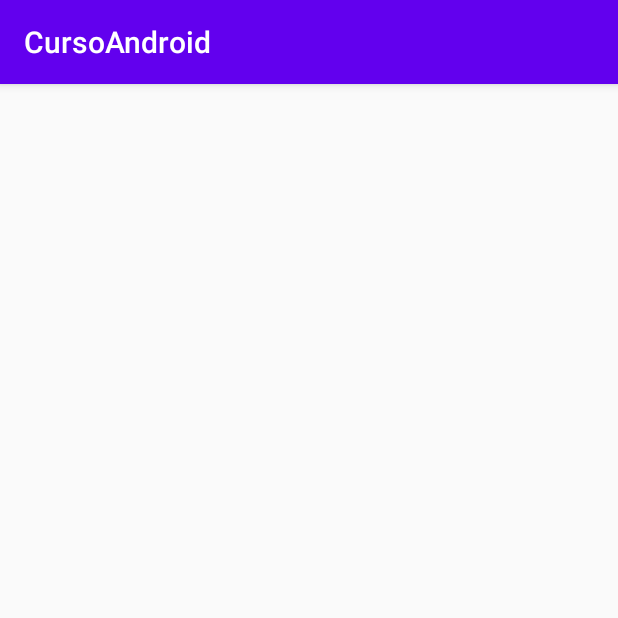
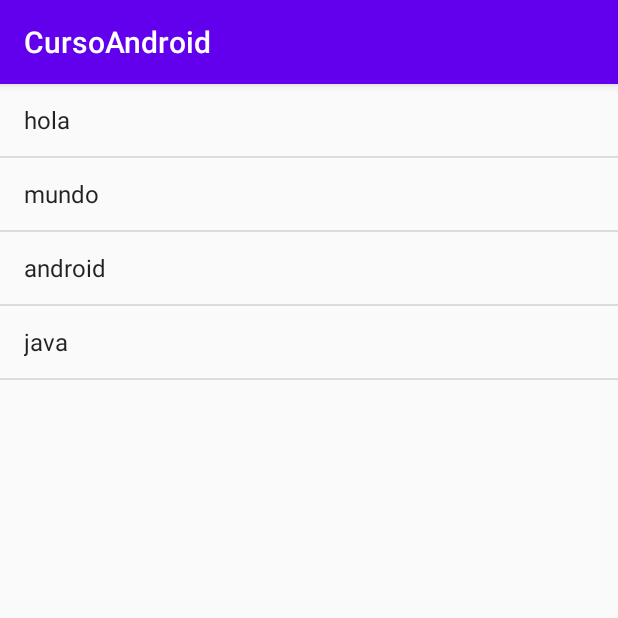
Before and after one commit to fdol1/CursoAndroidOld, an Android app: the HomeActivity screen opened directly, with no data from a screen before it, on a phone screen of 412 x 824 dp, the top half of it. Run offline under Robolectric (Android 15) with nearby library versions, the phone set to English and light mode, and no system bars; 1 statement that could not run was skipped.

Commit message:
lista simple funcionando

```diff
--- a/app/build.gradle
+++ b/app/build.gradle
@@ -31,4 +31,5 @@ dependencies {
     testImplementation 'junit:junit:4.12'
     androidTestImplementation 'androidx.test.ext:junit:1.1.1'
     androidTestImplementation 'androidx.test.espresso:espresso-core:3.2.0'
+    implementation 'androidx.recyclerview:recyclerview:1.1.0'
 }
--- a/app/src/main/java/com/example/lfpu/cursoandroid/HomeActivity.java
+++ b/app/src/main/java/com/example/lfpu/cursoandroid/HomeActivity.java
@@ -3,11 +3,17 @@ package com.example.lfpu.cursoandroid;
 import androidx.appcompat.app.AppCompatActivity;
 
 import android.os.Bundle;
+import android.widget.ArrayAdapter;
+import android.widget.ListView;
 import android.widget.TextView;
+
+import java.util.ArrayList;
+import java.util.List;
 
 public class HomeActivity extends AppCompatActivity {
 
-    TextView txtUsiario;
+    ListView lstLista;
+    List<String> lstAndroidVersion;
 
     @Override
     protected void onCreate(Bundle savedInstanceState) {
@@ -15,8 +21,20 @@ public class HomeActivity extends AppCompatActivity {
         setContentView(R.layout.activity_home);
 
         Bundle bundle = getIntent().getExtras();
+        setTitle(bundle.getString("email"));
 
-        txtUsiario = findViewById(R.id.txtUsuario);
-        txtUsiario.setText(bundle.getString("email"));
+        lstLista = findViewById(R.id.lst_lista);
+
+        lstAndroidVersion = new ArrayList<>();
+        lstAndroidVersion.add("hola");
+        lstAndroidVersion.add("mundo");
+        lstAndroidVersion.add("android");
+        lstAndroidVersion.add("java");
+
+        ArrayAdapter arrayAdapter = new ArrayAdapter(
+                this,android.R.layout.simple_list_item_1,lstAndroidVersion);
+
+        lstLista.setAdapter(arrayAdapter);
+
     }
 }
--- a/app/src/main/res/layout/activity_home.xml
+++ b/app/src/main/res/layout/activity_home.xml
@@ -6,13 +6,12 @@
     android:layout_height="match_parent"
     tools:context=".HomeActivity">
 
-    <TextView
-        android:id="@+id/txtUsuario"
-        android:layout_width="wrap_content"
-        android:layout_height="wrap_content"
+    <ListView
+        android:id="@+id/lst_lista"
+        android:layout_width="match_parent"
+        android:layout_height="match_parent"
         app:layout_constraintBottom_toBottomOf="parent"
         app:layout_constraintEnd_toEndOf="parent"
         app:layout_constraintStart_toStartOf="parent"
         app:layout_constraintTop_toTopOf="parent" />
-
 </androidx.constraintlayout.widget.ConstraintLayout>
```
